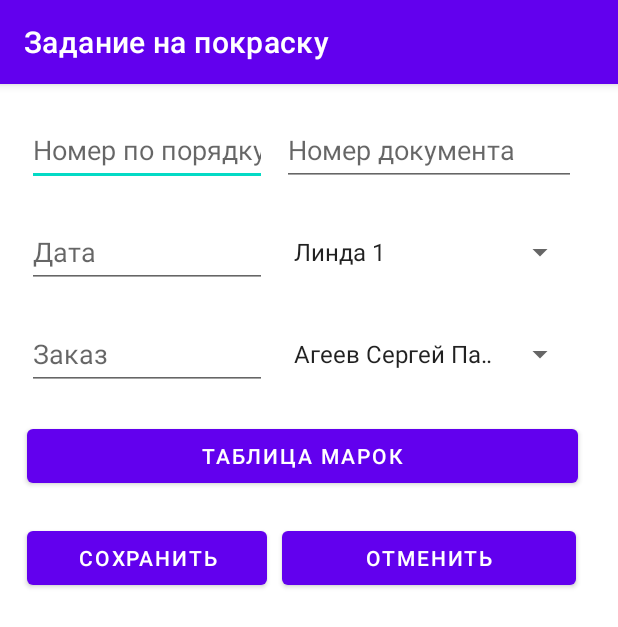
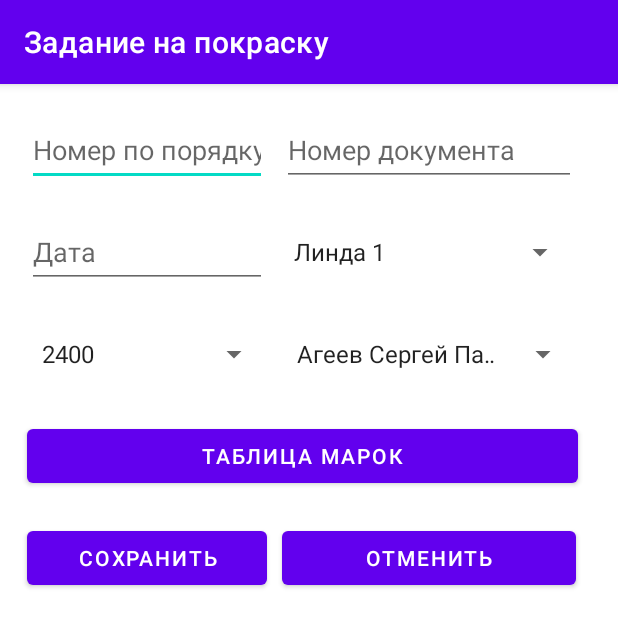
Before and after one commit to nazarov-vlad/MetconApp, an Android app: the PaintingTasks screen opened directly, with no data from a screen before it, after a tap on "ДОБАВИТЬ", on a phone screen of 412 x 824 dp. Shown: the top 627 px of the screen. Run offline under Robolectric (Android 15) with nearby library versions, the phone set to English and light mode, and no system bars.

Commit message:
27-10-2021_14-43-25

```diff
--- a/app/src/main/java/ru/metcon/metconapp/DBHelper.java
+++ b/app/src/main/java/ru/metcon/metconapp/DBHelper.java
@@ -11,7 +11,7 @@ import java.util.HashMap;
 class DBHelper extends SQLiteOpenHelper {
     final String LOG_TAG = "myLogs";
     private static final String DATABASE_NAME = "metcon.db"; // название бд
-    private static final int SCHEMA = 8; // версия базы данных
+    private static final int SCHEMA = 9; // версия базы данных
 
 
     public DBHelper(Context context) {
@@ -27,6 +27,8 @@ class DBHelper extends SQLiteOpenHelper {
                 + "orders_id integer primary key autoincrement not null,"
                 + "orders_name integer);");
         //Заполняем локальную таблицу заказов (временно, до написания процедуры синхронизации)
+        db.execSQL("INSERT INTO Orders (Orders_name) VALUES ('002400')");
+        db.execSQL("INSERT INTO Orders (Orders_name) VALUES ('002570')");
         db.execSQL("INSERT INTO Orders (Orders_name) VALUES ('002669')");
 
         String orders_id = GetMaxId("select max(orders_id) from orders",db);
--- a/app/src/main/java/ru/metcon/metconapp/PaintingTasks.java
+++ b/app/src/main/java/ru/metcon/metconapp/PaintingTasks.java
@@ -232,15 +232,13 @@ public class PaintingTasks extends AppCompatActivity implements View.OnClickList
 
         data.clear();
 
-        String sql = "select pt.pt_id,pt.pt_date, pt.pt_number,  pt.pt_zakaz, u.uch_name, m.ms_name  " +
-                " from PaintingTasks pt left join Uchastok u on pt.uch_id=u.uch_id left join Mastera m on pt.ms_id=m.ms_id";
+        String sql = "select pt.pt_id,pt.pt_date, pt.pt_number, o.orders_name, u.uch_name, m.ms_name  " +
+                " from PaintingTasks pt left join Uchastok u on pt.uch_id=u.uch_id left join Mastera m on pt.ms_id=m.ms_id left join orders o on pt.orders_id=o.orders_id";
         // создаем объект для создания и управления версиями БД
-//        DBHelper dbHelper = new DBHelper(this);
-//        ContentValues cv = new ContentValues();
+
         SQLiteDatabase db = dbHelper.getWritableDatabase();
         Cursor c = db.rawQuery(sql, new String[]{});
 
-//        String str;
 //        // упаковываем данные в понятную для адаптера структуру
         Map<String, Object> m;
 
--- a/app/src/main/java/ru/metcon/metconapp/paintingTask.java
+++ b/app/src/main/java/ru/metcon/metconapp/paintingTask.java
@@ -29,8 +29,8 @@ import java.util.Map;
 public class paintingTask extends AppCompatActivity implements View.OnClickListener {
     Integer npp, delete_or_edit_or_insert;
     String date, doc_num, zakaz, uchastok, fio;
-    EditText eNPP,eDocNum,eDate,eZakaz;
-    Spinner spUchastok,spMaster;
+    EditText eNPP,eDocNum,eDate;
+    Spinner spUchastok,spMaster,spZakaz;
     Button btnSave,btnCancel,btnTableMarks;
     DBHelper dbHelper = new DBHelper(this);
     ContentValues cv = new ContentValues();
@@ -78,9 +78,10 @@ public class paintingTask extends AppCompatActivity implements View.OnClickListe
         eDate.setFocusable(false);
         spUchastok = (Spinner) findViewById(R.id.spUchastok);
         spMaster = (Spinner) findViewById(R.id.spMaster);
-        eZakaz = (EditText) findViewById(R.id.eZakaz);
+        spZakaz = (Spinner) findViewById(R.id.spZakaz);
         fillSpinner("select uch_name from uchastok", uchastok, R.id.spUchastok);
         fillSpinner("select ms_name from Mastera", fio, R.id.spMaster);
+        fillSpinner("select orders_name from orders", zakaz, R.id.spZakaz);
 
         switch (delete_or_edit_or_insert) {
             case (0): //Delete
@@ -91,7 +92,7 @@ public class paintingTask extends AppCompatActivity implements View.OnClickListe
                 eDocNum.setText(doc_num);
                 eDate.setText(date);
 
-                eZakaz.setText(zakaz);
+//                eZakaz.setText(zakaz);
                 break;
             case (2): //Insert
 
@@ -220,6 +221,7 @@ public class paintingTask extends AppCompatActivity implements View.OnClickListe
         //Получим ID из спиннеров
         String uch_id = getTableId("select uch_id from uchastok where uch_name='" + spUchastok.getSelectedItem().toString() + "'");
         String ms_id = getTableId("select ms_id from mastera where ms_name='" + spMaster.getSelectedItem().toString() + "'");
+        String orders_id = getTableId("select orders_id from orders where orders_name='" + spZakaz.getSelectedItem().toString() + "'");
         SQLiteDatabase db = dbHelper.getWritableDatabase();
 
         //Расшифровка значений переменной
@@ -230,10 +232,10 @@ public class paintingTask extends AppCompatActivity implements View.OnClickListe
             sql = "INSERT INTO PaintingTasks (pt_number,pt_date,uch_id,ms_id,pt_zakaz) VALUES " +
                     "('" + eDocNum.getText()
                     + "','" + eDate.getText()
-                    + "'," + uch_id + "," + ms_id + ",'" + eZakaz.getText() + "')";
+                    + "'," + uch_id + "," + ms_id + "," + orders_id + ")";
         } else if (delete_or_edit_or_insert == 1) {
             sql = "UPDATE PaintingTasks set pt_number=" + eDocNum.getText() + ",pt_date='" + eDate.getText() + "',uch_id=" + uch_id
-                    + ",ms_id=" + ms_id + ",pt_zakaz='" + eZakaz.getText() + "' where pt_id=" + eNPP.getText();
+                    + ",ms_id=" + ms_id + ",orders_id='" + orders_id + "' where pt_id=" + eNPP.getText();
         }
 
         if (sql != "") {
--- a/app/src/main/res/layout/activity_paint_task2.xml
+++ b/app/src/main/res/layout/activity_paint_task2.xml
@@ -58,15 +58,13 @@
         app:layout_constraintTop_toBottomOf="@+id/eDocNum"
         tools:ignore="SpeakableTextPresentCheck" />
 
-    <EditText
-        android:id="@+id/eZakaz"
+    <Spinner
+        android:id="@+id/spZakaz"
         android:layout_width="160dp"
         android:layout_height="48dp"
-        android:layout_marginStart="18dp"
+        android:layout_marginStart="20dp"
         android:layout_marginTop="20dp"
-        android:ems="10"
-        android:inputType="number"
-        android:hint="Заказ"
+        android:hint="Мастер"
         app:layout_constraintStart_toStartOf="parent"
         app:layout_constraintTop_toBottomOf="@+id/eDate"
         tools:ignore="SpeakableTextPresentCheck" />
@@ -78,7 +76,7 @@
         android:layout_marginStart="10dp"
         android:layout_marginTop="20dp"
         android:hint="Мастер"
-        app:layout_constraintStart_toEndOf="@+id/eZakaz"
+        app:layout_constraintStart_toEndOf="@+id/spZakaz"
         app:layout_constraintTop_toBottomOf="@+id/spUchastok"
         tools:ignore="SpeakableTextPresentCheck" />
 
@@ -90,7 +88,7 @@
         android:layout_marginTop="20dp"
         android:text="@string/bTableMarks"
         app:layout_constraintStart_toStartOf="parent"
-        app:layout_constraintTop_toBottomOf="@+id/eZakaz" />
+        app:layout_constraintTop_toBottomOf="@+id/spZakaz" />
 
     <Button
         android:id="@+id/bPaintingTaskSave"
```
